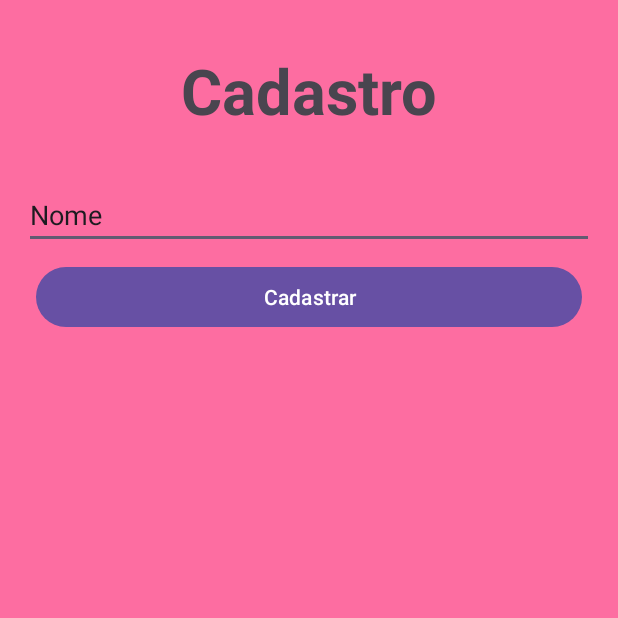
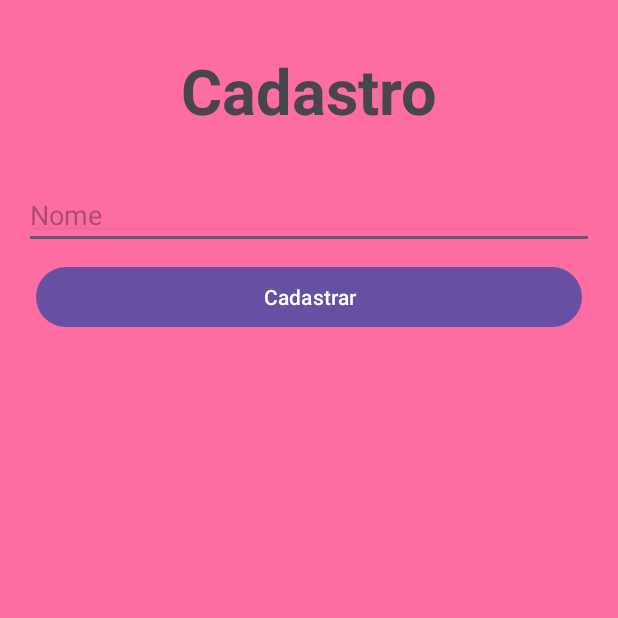
Before and after one commit to joaovictorheitz/UNICSUL-Mobile-Atividade-01, an Android app: the screen it shows after launch (SignUpActivity), after a tap on "Próxima tela", on a phone screen of 412 x 824 dp, the top half of it. Run offline under Robolectric (Android 15) with nearby library versions, the light colour scheme and no system bars.

Commit message:
questao03: adding button action in signup activity

```diff
--- a/Questao03/app/src/main/java/com/example/questao03/WelcomeActivity.java
+++ b/Questao03/app/src/main/java/com/example/questao03/WelcomeActivity.java
@@ -24,6 +24,6 @@ public class WelcomeActivity extends AppCompatActivity {
     }
 
     public void routeToSignUp(View view) {
-        startActivity(new Intent(WelcomeActivity.this, com.example.questao03.SignUpActivity.class));
+        startActivity(new Intent(WelcomeActivity.this, SignUpActivity.class));
     }
 }
--- a/Questao03/app/src/main/res/layout/signup_activity.xml
+++ b/Questao03/app/src/main/res/layout/signup_activity.xml
@@ -16,8 +16,8 @@
         android:layout_marginTop="32dp"
         android:layout_marginEnd="16dp"
         android:ems="10"
+        android:hint="Nome"
         android:inputType="text"
-        android:text="Nome"
         app:layout_constraintEnd_toEndOf="parent"
         app:layout_constraintHorizontal_bias="0.5"
         app:layout_constraintStart_toStartOf="parent"
@@ -30,6 +30,7 @@
         android:layout_marginStart="24dp"
         android:layout_marginTop="8dp"
         android:layout_marginEnd="24dp"
+        android:onClick="onClick"
         android:text="Cadastrar"
         android:textColorLink="#FF1744"
         app:layout_constraintEnd_toEndOf="parent"
```
Also changed, not shown: Questao03/app/src/main/java/com/example/questao03/SignUpActivity.java (+23 -0 lines).
